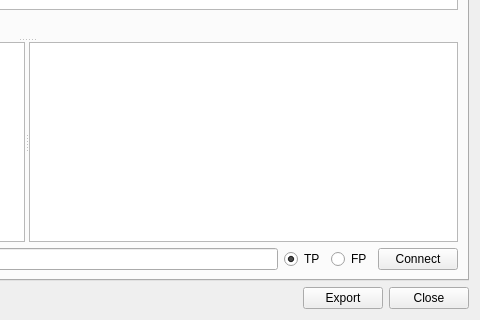
This is diffdialog.ui in johcro/myDiffTool as Qt 5 draws it before an edit; both pictures show x 427 to 907 and y 237 to 557 of the 907 by 557 pixel window. The edited form follows.
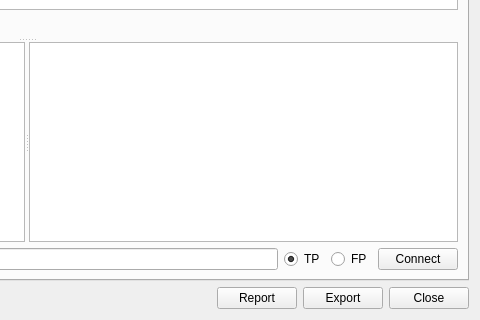
This is the edited form.

Commit message: Added report button

Patch:
```diff
--- a/diffdialog.ui
+++ b/diffdialog.ui
@@ -190,6 +190,13 @@
        </property>
       </spacer>
      </item>
+     <item>
+      <widget class="QPushButton" name="reportButton">
+       <property name="text">
+        <string>Report</string>
+       </property>
+      </widget>
+     </item>
      <item>
       <widget class="QPushButton" name="exportButton">
        <property name="text">
```
Left out of the diff: 21 changed lines with no effect on the pictures. The commit also changes 4 other files.
